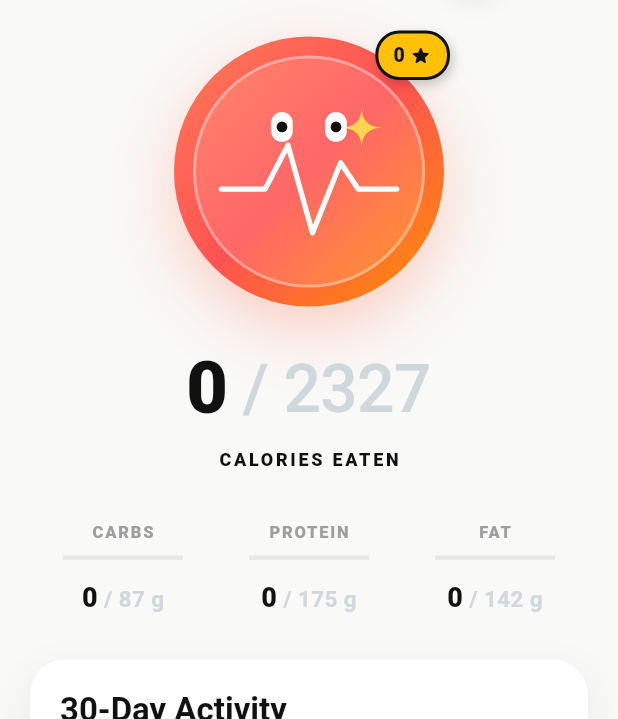
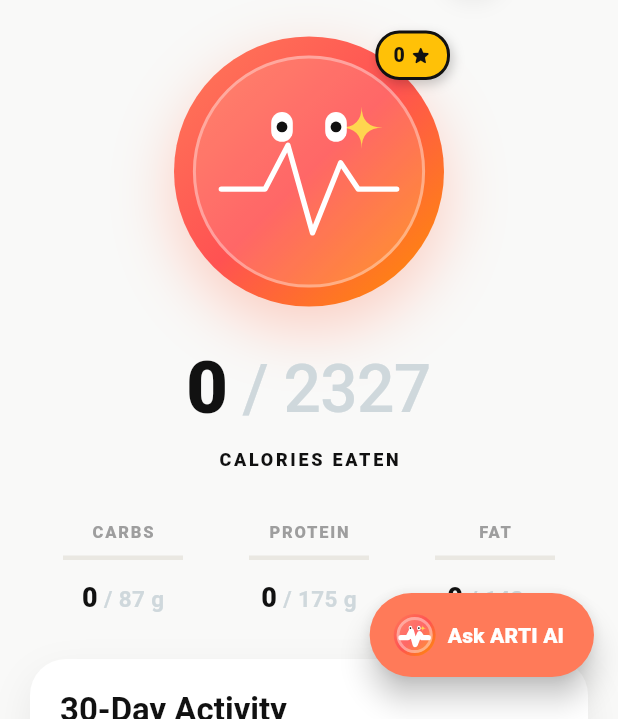
Before and after one commit to TharunLR/health-tracker-, a Flutter app: the HomeScreen screen opened directly, on a phone screen of 412 x 824 dp, the part 517-1236 px from its top. Run offline on Flutter 3.47's test engine with Material 3 defaults, Android fonts, the phone set to English and light mode, and no system bars; our stand-ins replace cloud_firestore, firebase_auth, firebase_core, flutter_blue_plus, image_picker, pedometer and 2 more; accounts and stored records are empty; network calls fail.

Commit message:
Update ARTI Health app branding, positioning floating Ask ARTI AI button at bottom right corner, and launcher icons

```diff
--- a/lib/main.dart
+++ b/lib/main.dart
@@ -27,7 +27,7 @@ class MyApp extends StatelessWidget {
   @override
   Widget build(BuildContext context) {
     return MaterialApp(
-      title: 'Health Tracker',
+      title: 'ARTI Health',
       debugShowCheckedModeBanner: false,
       theme: ThemeData(
         colorScheme: ColorScheme.fromSeed(seedColor: Colors.teal),
--- a/lib/screens/home_screen.dart
+++ b/lib/screens/home_screen.dart
@@ -117,6 +117,29 @@ class HomeScreen extends StatelessWidget {
       body: CalzHomeScreenView(
         onSettingsTap: () => _showSettingsSheet(context),
       ),
+      floatingActionButton: Container(
+        margin: const EdgeInsets.only(bottom: 12),
+        child: FloatingActionButton.extended(
+          onPressed: () => CalzAICoachSheet.show(context),
+          backgroundColor: const Color(0xFFFF7A59),
+          elevation: 8,
+          shape: RoundedRectangleBorder(borderRadius: BorderRadius.circular(30)),
+          icon: const SizedBox(
+            width: 28,
+            height: 28,
+            child: CalzMascotWidget(size: 28, showBadge: false),
+          ),
+          label: const Text(
+            'Ask ARTI AI',
+            style: TextStyle(
+              color: Colors.white,
+              fontWeight: FontWeight.w800,
+              fontSize: 14,
+            ),
+          ),
+        ),
+      ),
+      floatingActionButtonLocation: FloatingActionButtonLocation.endFloat,
       bottomNavigationBar: showBottomNav
           ? DashboardNavigationBar(
               currentIndex: 0,
@@ -2516,9 +2539,9 @@ class _CalzHomeScreenViewState extends State<CalzHomeScreenView> {
 
         final weekDays = _dynamicWeekDays;
 
-        return Scaffold(
-          backgroundColor: const Color(0xFFF9F9F8),
-          body: SafeArea(
+        return ColoredBox(
+          color: const Color(0xFFF9F9F8),
+          child: SafeArea(
             child: SingleChildScrollView(
               physics: const BouncingScrollPhysics(),
               padding: const EdgeInsets.symmetric(horizontal: 20, vertical: 12),
@@ -2872,80 +2895,6 @@ class _CalzHomeScreenViewState extends State<CalzHomeScreenView> {
                   ),
                   const SizedBox(height: 20),
 
-                  // Calz AI Personal Health Coach Banner & Launcher
-                  GestureDetector(
-                    onTap: () => CalzAICoachSheet.show(context),
-                    child: Container(
-                      padding: const EdgeInsets.all(20),
-                      decoration: BoxDecoration(
-                        gradient: const LinearGradient(
-                          colors: [Color(0xFF1A1A1A), Color(0xFF2C2C2C)],
-                          begin: Alignment.topLeft,
-                          end: Alignment.bottomRight,
-                        ),
-                        borderRadius: BorderRadius.circular(24),
-                        boxShadow: const [
-                          BoxShadow(
-                            color: Color(0x33000000),
-                            blurRadius: 16,
-                            offset: Offset(0, 8),
-                          ),
-                        ],
-                      ),
-                      child: Row(
-                        children: [
-                          const SizedBox(
-                            width: 50,
-                            height: 50,
-                            child: CalzMascotWidget(size: 50, showBadge: false),
-                          ),
-                          const SizedBox(width: 14),
-                          Expanded(
-                            child: Column(
-                              crossAxisAlignment: CrossAxisAlignment.start,
-                              children: const [
-                                Text(
-                                  '🤖 Calz AI Personal Coach',
-                                  style: TextStyle(
-                                    color: Colors.white,
-                                    fontSize: 16,
-                                    fontWeight: FontWeight.w800,
-                                  ),
-                                ),
-                                SizedBox(height: 4),
-                                Text(
-                                  'Tap for live insights on your steps, pulse & meal goals!',
-                                  style: TextStyle(
-                                    color: Color(0xFFBDBDBD),
-                                    fontSize: 12,
-                                    height: 1.3,
-                                  ),
-                                ),
-                              ],
-                            ),
-                          ),
-                          const SizedBox(width: 8),
-                          Container(
-                            padding: const EdgeInsets.symmetric(horizontal: 12, vertical: 8),
-                            decoration: BoxDecoration(
-                              color: const Color(0xFFFF7A59),
-                              borderRadius: BorderRadius.circular(16),
-                            ),
-                            child: const Text(
-                              'Ask AI 💬',
-                              style: TextStyle(
-                                color: Colors.white,
-                                fontWeight: FontWeight.bold,
-                                fontSize: 12,
-                              ),
-                            ),
-                          ),
-                        ],
-                      ),
-                    ),
-                  ),
-                  const SizedBox(height: 20),
-
                   // Gamified Badges & Active Streaks Card
                   const GamifiedBadgesCard(),
                   const SizedBox(height: 24),
```
Also changed, not shown: lib/screens/dashboard_shell.dart (+25 -0 lines), lib/services/calz_ai_coach_service.dart (+88 -33 lines), assets/app_logo.png (added), 8 other files.
